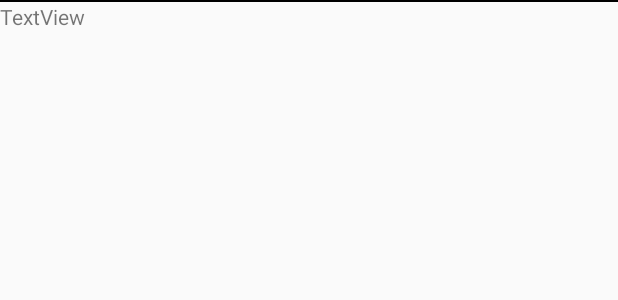
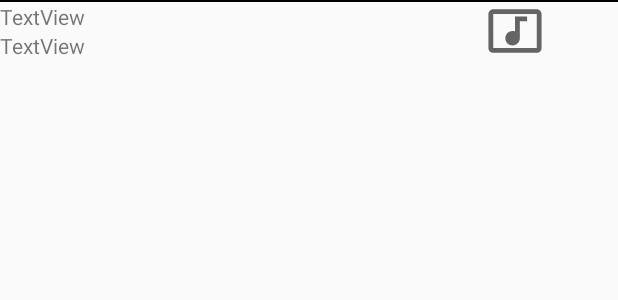
Before and after one commit to AymericLeFeyer/TAC, an Android app: the layout track_item.xml on its own in the app's theme, with its tools: preview values and no code run, on a phone screen of 412 x 824 dp. Shown: the top 300 px of the screen. Run offline under Robolectric (Android 15) with nearby library versions, the phone set to English and light mode, and no system bars.

Commit message:
album image

```diff
--- /dev/null
+++ b/Listify/app/src/main/res/drawable/ic_baseline_music_video_24.xml
@@ -0,0 +1,10 @@
+<vector xmlns:android="http://schemas.android.com/apk/res/android"
+    android:width="24dp"
+    android:height="24dp"
+    android:viewportWidth="24"
+    android:viewportHeight="24"
+    android:tint="?attr/colorControlNormal">
+  <path
+      android:fillColor="@android:color/white"
+      android:pathData="M21,3L3,3c-1.1,0 -2,0.9 -2,2v14c0,1.1 0.9,2 2,2h18c1.1,0 2,-0.9 2,-2L23,5c0,-1.1 -0.9,-2 -2,-2zM21,19L3,19L3,5h18v14zM8,15c0,-1.66 1.34,-3 3,-3 0.35,0 0.69,0.07 1,0.18L12,6h5v2h-3v7.03c-0.02,1.64 -1.35,2.97 -3,2.97 -1.66,0 -3,-1.34 -3,-3z"/>
+</vector>
--- a/Listify/app/src/main/res/layout/track_item.xml
+++ b/Listify/app/src/main/res/layout/track_item.xml
@@ -7,7 +7,7 @@
 
     <LinearLayout
         android:layout_width="match_parent"
-        android:layout_height="wrap_content"
+        android:layout_height="0dp"
         android:orientation="vertical"
         app:layout_constraintEnd_toEndOf="parent"
         app:layout_constraintStart_toStartOf="parent"
@@ -21,15 +21,38 @@
 
         <LinearLayout
             android:layout_width="match_parent"
-            android:layout_height="20dp"
+            android:layout_height="wrap_content"
             android:orientation="horizontal">
 
-            <TextView
-                android:id="@+id/title"
-                android:layout_width="wrap_content"
+            <LinearLayout
+                android:layout_width="match_parent"
+                android:layout_height="wrap_content"
+                android:layout_weight="1"
+                android:orientation="vertical">
+
+                <TextView
+                    android:id="@+id/title"
+                    android:layout_width="wrap_content"
+                    android:layout_height="match_parent"
+                    android:layout_weight="1"
+                    android:text="TextView" />
+
+                <TextView
+                    android:id="@+id/artist"
+                    android:layout_width="wrap_content"
+                    android:layout_height="wrap_content"
+                    android:layout_weight="1"
+                    android:text="TextView" />
+
+            </LinearLayout>
+
+            <ImageView
+                android:id="@+id/album"
+                android:layout_width="match_parent"
                 android:layout_height="match_parent"
-                android:layout_weight="1"
-                android:text="TextView" />
+                android:layout_weight="2"
+                app:srcCompat="@drawable/ic_baseline_music_video_24" />
+
         </LinearLayout>
 
     </LinearLayout>
```
Also changed, not shown: Listify/app/src/main/java/fr/leftac/listify/controller/Controller.java (+4 -8 lines), Listify/app/src/main/java/fr/leftac/listify/model/adapter/TrackAdapter.java (+12 -2 lines), Listify/app/src/main/java/fr/leftac/listify/model/pojo/Album.java (+66 -0 lines), Listify/app/src/main/java/fr/leftac/listify/model/pojo/Artist.java (+37 -0 lines), Listify/app/src/main/java/fr/leftac/listify/model/pojo/Track.java (+25 -0 lines), Listify/app/src/main/java/fr/leftac/listify/view/SearchFragment.java (+2 -5 lines).
